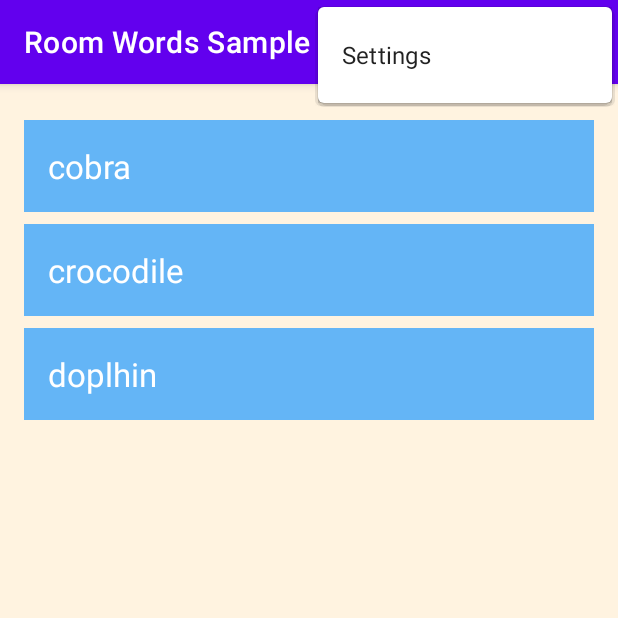
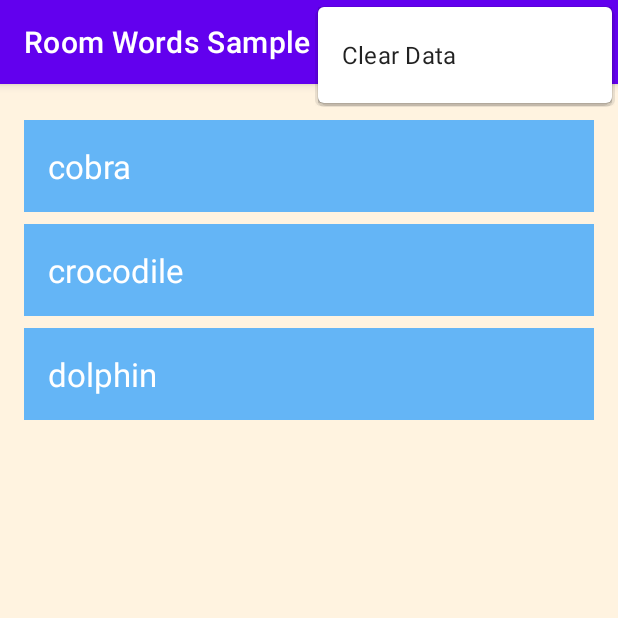
Before and after one commit to ahzi-pav/Android_Fundamentals_10.1_Room_Words_Sample, an Android app: the screen it shows after launch (MainActivity), with the options menu open, on a phone screen of 412 x 824 dp, the top half of it. Run offline under Robolectric (Android 15) with nearby library versions, the phone set to English and light mode, and no system bars; our stand-ins replace Room's generated code, navigation-ui.

Commit message:
Data handling added

```diff
--- a/app/src/main/java/com/example/roomwordssample/MainActivity.java
+++ b/app/src/main/java/com/example/roomwordssample/MainActivity.java
@@ -5,6 +5,7 @@ import android.os.Bundle;
 
 import com.google.android.material.snackbar.Snackbar;
 
+import androidx.annotation.NonNull;
 import androidx.appcompat.app.AppCompatActivity;
 
 import android.view.View;
@@ -16,6 +17,7 @@ import androidx.navigation.NavController;
 import androidx.navigation.Navigation;
 import androidx.navigation.ui.AppBarConfiguration;
 import androidx.navigation.ui.NavigationUI;
+import androidx.recyclerview.widget.ItemTouchHelper;
 import androidx.recyclerview.widget.LinearLayoutManager;
 import androidx.recyclerview.widget.RecyclerView;
 
@@ -68,6 +70,30 @@ public class MainActivity extends AppCompatActivity {
                 adapter.setWords(words);
             }
         });
+
+        ItemTouchHelper helper = new ItemTouchHelper
+                (new ItemTouchHelper.SimpleCallback(0,
+                        ItemTouchHelper.LEFT | ItemTouchHelper.RIGHT) {
+                    @Override
+                    public boolean onMove(@NonNull RecyclerView recyclerView,
+                                          @NonNull RecyclerView.ViewHolder viewHolder,
+                                          @NonNull RecyclerView.ViewHolder target) {
+                        return false;
+                    }
+
+                    @Override
+                    public void onSwiped(@NonNull RecyclerView.ViewHolder viewHolder,
+                                         int direction) {
+                        int position = viewHolder.getAdapterPosition();
+                        Word myWord = adapter.getWordAtPosition(position);
+                        Toast.makeText(MainActivity.this, "Deleting " + myWord.getWord(),
+                                Toast.LENGTH_LONG).show();
+
+                        mWordViewModel.deleteWord(myWord);
+
+                    }
+                });
+        helper.attachToRecyclerView(recyclerView);
     }
 
     @Override
@@ -86,7 +112,13 @@ public class MainActivity extends AppCompatActivity {
 
         //noinspection SimplifiableIfStatement
         switch (id) {
-            case R.id.action_settings:
+            case R.id.clear_data:
+                // Add toast for confirmation
+                Toast.makeText(this, "Clearing the data...",
+                        Toast.LENGTH_SHORT).show();
+
+                // Delete the existing data
+                mWordViewModel.deleteAll();
                 return true;
         }
         return super.onOptionsItemSelected(item);
--- a/app/src/main/java/com/example/roomwordssample/WordDao.java
+++ b/app/src/main/java/com/example/roomwordssample/WordDao.java
@@ -2,6 +2,7 @@ package com.example.roomwordssample;
 
 import androidx.lifecycle.LiveData;
 import androidx.room.Dao;
+import androidx.room.Delete;
 import androidx.room.Insert;
 import androidx.room.OnConflictStrategy;
 import androidx.room.Query;
@@ -19,4 +20,10 @@ public interface WordDao {
 
     @Query("Select * from word_table ORDER BY word ASC")
     LiveData<List<Word>> getAllWords();
+
+    @Query("SELECT * from word_table LIMIT 1")
+    Word[] getAnyWord();
+
+    @Delete
+    void deleteWord(Word word);
 }
--- a/app/src/main/java/com/example/roomwordssample/WordListAdapter.java
+++ b/app/src/main/java/com/example/roomwordssample/WordListAdapter.java
@@ -50,6 +50,10 @@ public class WordListAdapter extends RecyclerView.Adapter<WordListAdapter.WordVi
         return 0;
     }
 
+    public Word getWordAtPosition (int position) {
+        return mWords.get(position);
+    }
+
     class WordViewHolder extends RecyclerView.ViewHolder {
 
         private final TextView wordItemView;
--- a/app/src/main/java/com/example/roomwordssample/WordRoomDatabase.java
+++ b/app/src/main/java/com/example/roomwordssample/WordRoomDatabase.java
@@ -47,7 +47,7 @@ public abstract class WordRoomDatabase extends RoomDatabase {
     private static class PopulateDbAsync extends AsyncTask<Void, Void, Void> {
 
         private final WordDao mDao;
-        String[] words = {"doplhin", "crocodile", "cobra"};
+        String[] words = {"dolphin", "crocodile", "cobra"};
 
         public PopulateDbAsync(WordRoomDatabase db) {
             mDao = db.wordDao();
@@ -55,14 +55,12 @@ public abstract class WordRoomDatabase extends RoomDatabase {
 
         @Override
         protected Void doInBackground(Void... voids) {
-            // Start the app with a clean database every time.
-            // Not needed if you only populate the database
-            // when it is first created
-            mDao.deleteAll();
-
-            for (int i = 0; i < words.length; i++) {
-                Word word = new Word(words[i]);
-                mDao.insert(word);
+            // If we have no words, then create the initial list of words
+            if (mDao.getAnyWord().length < 1) {
+                for (int i = 0; i < words.length; i++) {
+                    Word word = new Word(words[i]);
+                    mDao.insert(word);
+                }
             }
             return null;
         }
--- a/app/src/main/java/com/example/roomwordssample/WordViewModel.java
+++ b/app/src/main/java/com/example/roomwordssample/WordViewModel.java
@@ -26,4 +26,8 @@ public class WordViewModel extends AndroidViewModel {
     public void insert(Word word) {
         mRepository.insert(word);
     }
+
+    public void deleteAll() {mRepository.deleteAll();}
+
+    public void deleteWord(Word word) {mRepository.deleteWord(word);}
 }
--- a/app/src/main/res/menu/menu_main.xml
+++ b/app/src/main/res/menu/menu_main.xml
@@ -4,9 +4,9 @@
     tools:context="com.example.roomwordssample.MainActivity">
 
     <item
-        android:id="@+id/action_settings"
-        android:orderInCategory="100"
-        android:title="@string/action_settings"
+        android:id="@+id/clear_data"
+        android:orderInCategory="10"
+        android:title="@string/clear_all_data"
         app:showAsAction="never" />
 
 </menu>
--- a/app/src/main/res/values/strings.xml
+++ b/app/src/main/res/values/strings.xml
@@ -1,6 +1,6 @@
 <resources>
     <string name="app_name">RoomWordsSample</string>
-    <string name="action_settings">Settings</string>
+    <string name="clear_all_data">Clear Data</string>
     <!-- Strings used for fragments for navigation -->
     <string name="first_fragment_label">Room Words Sample</string>
 
```
Also changed, not shown: app/src/main/java/com/example/roomwordssample/WordRepository.java (+39 -0 lines).
